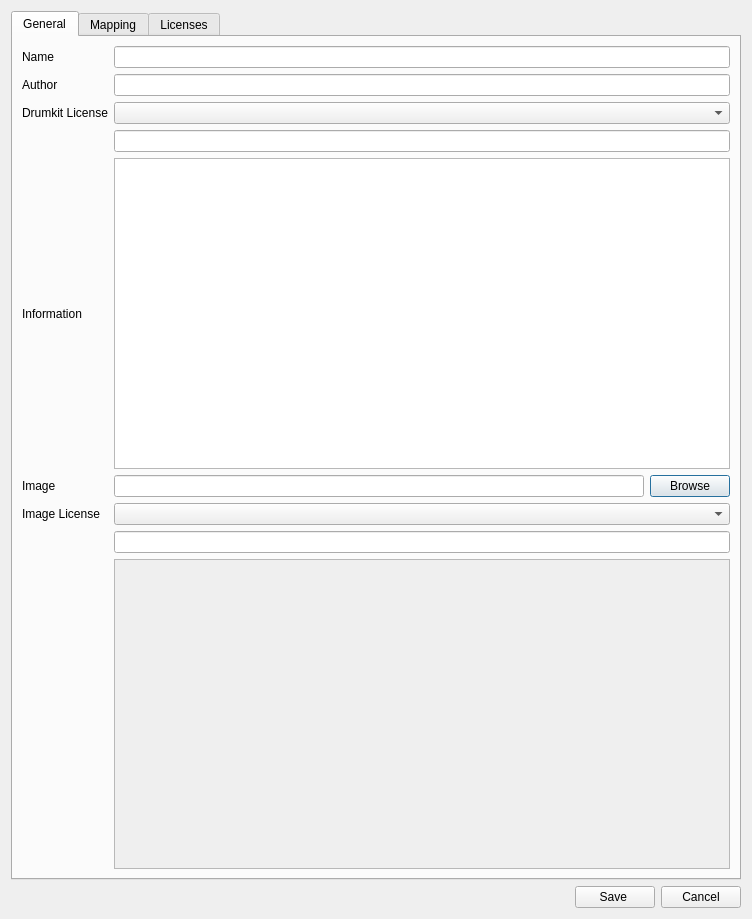
Before: the Qt Designer form src/gui/src/SoundLibrary/DrumkitPropertiesDialog_UI.ui in hydrogen-music/hydrogen, drawn with Qt 5.
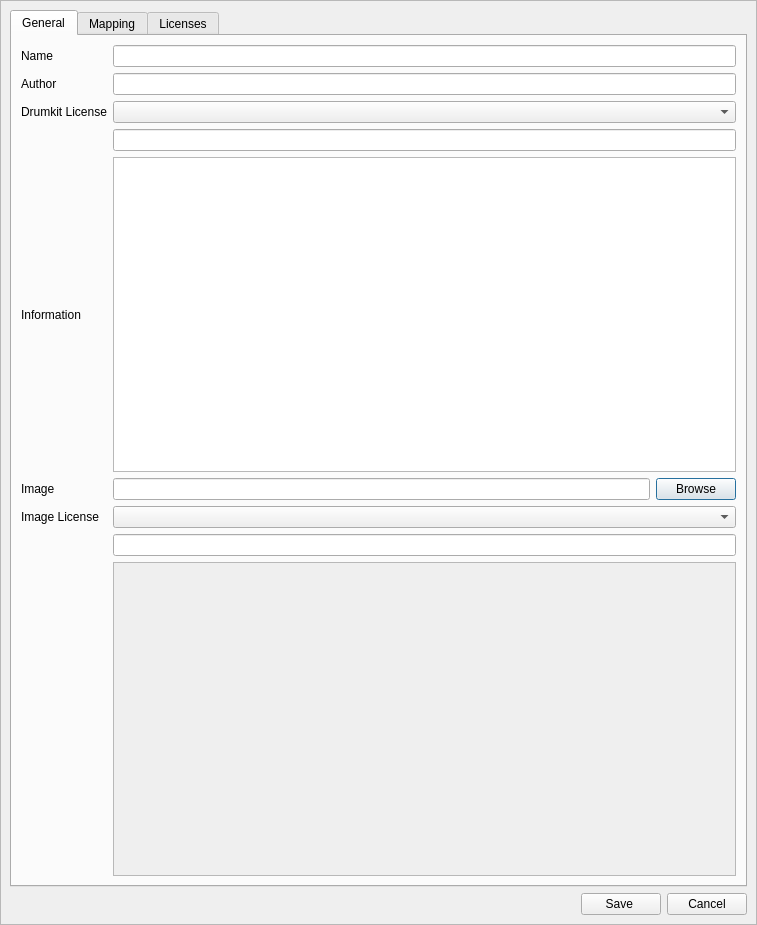
After: the same form once the commit is applied. Custom widgets are drawn as their Qt base class.

Commit message:
SLPropertiesDialog: fix layout scaling
scroll bars have been introduced using which the dialog is still usable below its minimum size. In addition, a maximization button was added to allow forcing the window below its minimum size when using a larger scaling factor.

```diff
--- a/src/gui/src/SoundLibrary/DrumkitPropertiesDialog_UI.ui
+++ b/src/gui/src/SoundLibrary/DrumkitPropertiesDialog_UI.ui
@@ -6,8 +6,8 @@
    <rect>
     <x>0</x>
     <y>0</y>
-    <width>752</width>
-    <height>919</height>
+    <width>757</width>
+    <height>925</height>
    </rect>
   </property>
   <property name="sizePolicy">
@@ -19,6 +19,42 @@
   <property name="sizeGripEnabled">
    <bool>false</bool>
   </property>
+  <layout class="QVBoxLayout" name="overallLayout">
+   <property name="spacing">
+    <number>0</number>
+   </property>
+   <property name="leftMargin">
+    <number>0</number>
+   </property>
+   <property name="topMargin">
+    <number>0</number>
+   </property>
+   <property name="rightMargin">
+    <number>0</number>
+   </property>
+   <property name="bottomMargin">
+    <number>0</number>
+   </property>
+   <item>
+    <widget class="QScrollArea" name="scrollArea">
+     <property name="widgetResizable">
+      <bool>true</bool>
+     </property>
+     <widget class="QWidget" name="scrollAreaContent">
+      <property name="geometry">
+       <rect>
+        <x>0</x>
+        <y>0</y>
+        <width>752</width>
+        <height>923</height>
+       </rect>
+      </property>
+      <property name="minimumSize">
+       <size>
+        <width>752</width>
+        <height>919</height>
+       </size>
+      </property>
   <layout class="QVBoxLayout" name="verticalLayout">
    <property name="sizeConstraint">
     <enum>QLayout::SetDefaultConstraint</enum>
@@ -444,6 +480,10 @@
       </widget>
      </item>
     </layout>
+    </item>
+    </layout>
+    </widget>
+    </widget>
    </item>
   </layout>
  </widget>
```
The commit also changes 1 other file.
